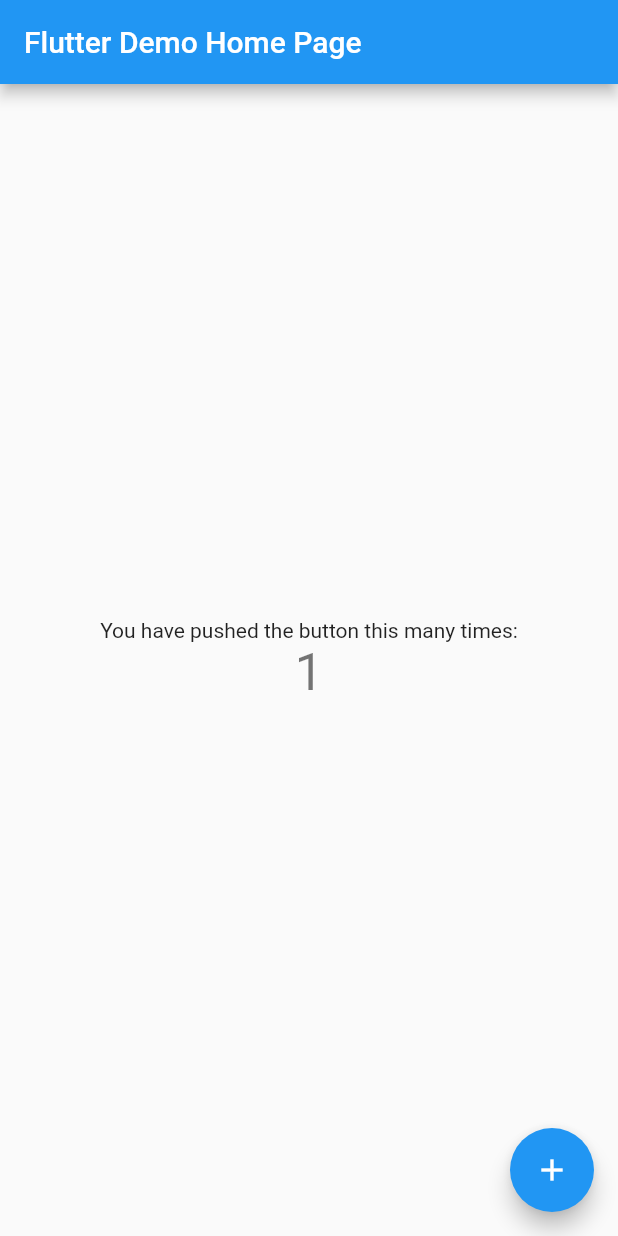
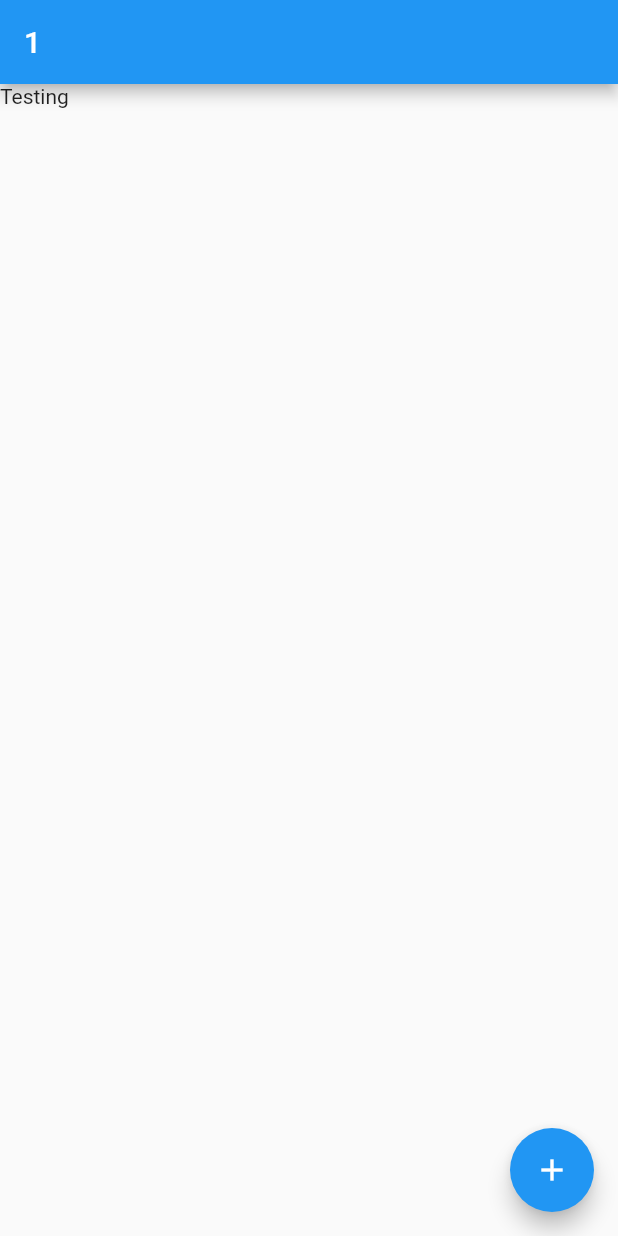
Before and after one commit to MateusPedrosoSilva/mobx_flutter_test, a Flutter app: the screen it shows after launch, after a tap on the "add" icon, on a phone screen of 412 x 824 dp. Run offline on Flutter 3.47's test engine with Material 2 defaults, Android fonts, the phone set to English and light mode, and no system bars; our stand-ins replace flutter_mobx, mobx; generated files the repository leaves out were written again.

```diff
--- /dev/null
+++ b/lib/balta/home_balta.dart
@@ -0,0 +1,42 @@
+import 'package:flutter/material.dart';
+import 'package:flutter_mobx/flutter_mobx.dart';
+import 'package:mobx_flutter_test/balta/stores/todo_store.dart';
+
+import 'models/todo_model.dart';
+
+class HomeBalta extends StatelessWidget {
+  final todoStore = TodoStore();
+
+  @override
+  Widget build(BuildContext context) {
+    return Scaffold(
+      appBar: AppBar(
+        title: Observer(
+          builder: (_) => Text(todoStore.todos.length.toString()),
+        ),
+      ),
+      floatingActionButton: FloatingActionButton(
+        onPressed: () {
+          var todo = Todo(
+            id: 1,
+            title: 'Testing',
+            done: false,
+          );
+          todoStore.add(todo);
+        },
+        child: Icon(Icons.add),
+      ),
+      body: Container(
+        child: Observer(
+          builder: (_) => ListView.builder(
+            itemCount: todoStore.todos.length,
+            itemBuilder: (context, index) {
+              var todo = todoStore.todos[index];
+              return Text(todo.title);
+            },
+          ),
+        ),
+      ),
+    );
+  }
+}
--- /dev/null
+++ b/lib/balta/models/todo_model.dart
@@ -0,0 +1,24 @@
+class Todo {
+  int id;
+  String title;
+  bool done;
+
+  Todo({this.id, this.title, this.done});
+
+  // ignore: empty_constructor_bodies
+  Todo.fromJson(Map<String, dynamic> json) {
+    id = json['id'];
+    title = json['title'];
+    done = json['done'];
+  }
+
+  Map<String, dynamic> toJson() {
+    final Map<String, dynamic> data = Map<String, dynamic>();
+
+    data['id'] = this.id;
+    data['title'] = this.title;
+    data['done'] = this.done;
+
+    return data;
+  }
+}
--- /dev/null
+++ b/lib/balta/stores/todo_store.dart
@@ -0,0 +1,16 @@
+import 'package:mobx/mobx.dart';
+import 'package:mobx_flutter_test/balta/models/todo_model.dart';
+
+part 'todo_store.g.dart';
+
+class TodoStore = _TodoStore with _$TodoStore;
+
+abstract class _TodoStore with Store {
+  @observable
+  var todos = ObservableList<Todo>();
+
+  @action
+  void add(Todo todo) {
+    todos.add(todo);
+  }
+}
--- a/lib/main.dart
+++ b/lib/main.dart
@@ -1,4 +1,5 @@
 import 'package:flutter/material.dart';
+import 'package:mobx_flutter_test/balta/home_balta.dart';
 
 void main() {
   runApp(MyApp());
@@ -9,6 +10,7 @@ class MyApp extends StatelessWidget {
   @override
   Widget build(BuildContext context) {
     return MaterialApp(
+      debugShowCheckedModeBanner: false,
       title: 'Flutter Demo',
       theme: ThemeData(
         // This is the theme of your application.
@@ -26,92 +28,8 @@ class MyApp extends StatelessWidget {
         // closer together (more dense) than on mobile platforms.
         visualDensity: VisualDensity.adaptivePlatformDensity,
       ),
-      home: MyHomePage(title: 'Flutter Demo Home Page'),
+      // home: HomePage(),
+      home: HomeBalta(),
     );
   }
 }
-
-class MyHomePage extends StatefulWidget {
-  MyHomePage({Key key, this.title}) : super(key: key);
-
-  // This widget is the home page of your application. It is stateful, meaning
-  // that it has a State object (defined below) that contains fields that affect
-  // how it looks.
-
-  // This class is the configuration for the state. It holds the values (in this
-  // case the title) provided by the parent (in this case the App widget) and
-  // used by the build method of the State. Fields in a Widget subclass are
-  // always marked "final".
-
-  final String title;
-
-  @override
-  _MyHomePageState createState() => _MyHomePageState();
-}
-
-class _MyHomePageState extends State<MyHomePage> {
-  int _counter = 0;
-
-  void _incrementCounter() {
-    setState(() {
-      // This call to setState tells the Flutter framework that something has
-      // changed in this State, which causes it to rerun the build method below
-      // so that the display can reflect the updated values. If we changed
-      // _counter without calling setState(), then the build method would not be
-      // called again, and so nothing would appear to happen.
-      _counter++;
-    });
-  }
-
-  @override
-  Widget build(BuildContext context) {
-    // This method is rerun every time setState is called, for instance as done
-    // by the _incrementCounter method above.
-    //
-    // The Flutter framework has been optimized to make rerunning build methods
-    // fast, so that you can just rebuild anything that needs updating rather
-    // than having to individually change instances of widgets.
-    return Scaffold(
-      appBar: AppBar(
-        // Here we take the value from the MyHomePage object that was created by
-        // the App.build method, and use it to set our appbar title.
-        title: Text(widget.title),
-      ),
-      body: Center(
-        // Center is a layout widget. It takes a single child and positions it
-        // in the middle of the parent.
-        child: Column(
-          // Column is also a layout widget. It takes a list of children and
-          // arranges them vertically. By default, it sizes itself to fit its
-          // children horizontally, and tries to be as tall as its parent.
-          //
-          // Invoke "debug painting" (press "p" in the console, choose the
-          // "Toggle Debug Paint" action from the Flutter Inspector in Android
-          // Studio, or the "Toggle Debug Paint" command in Visual Studio Code)
-          // to see the wireframe for each widget.
-          //
-          // Column has various properties to control how it sizes itself and
-          // how it positions its children. Here we use mainAxisAlignment to
-          // center the children vertically; the main axis here is the vertical
-          // axis because Columns are vertical (the cross axis would be
-          // horizontal).
-          mainAxisAlignment: MainAxisAlignment.center,
-          children: <Widget>[
-            Text(
-              'You have pushed the button this many times:',
-            ),
-            Text(
-              '$_counter',
-              style: Theme.of(context).textTheme.headline4,
-            ),
-          ],
-        ),
-      ),
-      floatingActionButton: FloatingActionButton(
-        onPressed: _incrementCounter,
-        tooltip: 'Increment',
-        child: Icon(Icons.add),
-      ), // This trailing comma makes auto-formatting nicer for build methods.
-    );
-  }
-}
```
Also changed, not shown: lib/home_page.dart (added, +29 -0 lines), lib/inc_store.dart (added, +15 -0 lines), pubspec.yaml (+4 -3 lines), lib/balta/stores/todo_store.g.dart (added), lib/inc_store.g.dart (added), pubspec.lock.
